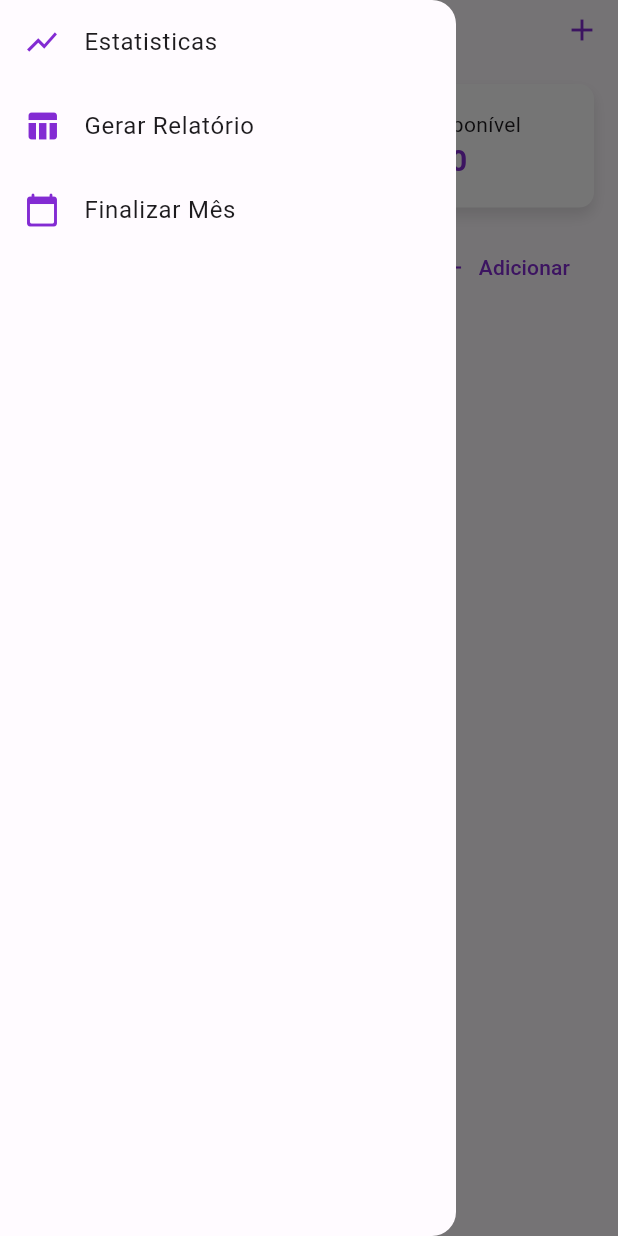
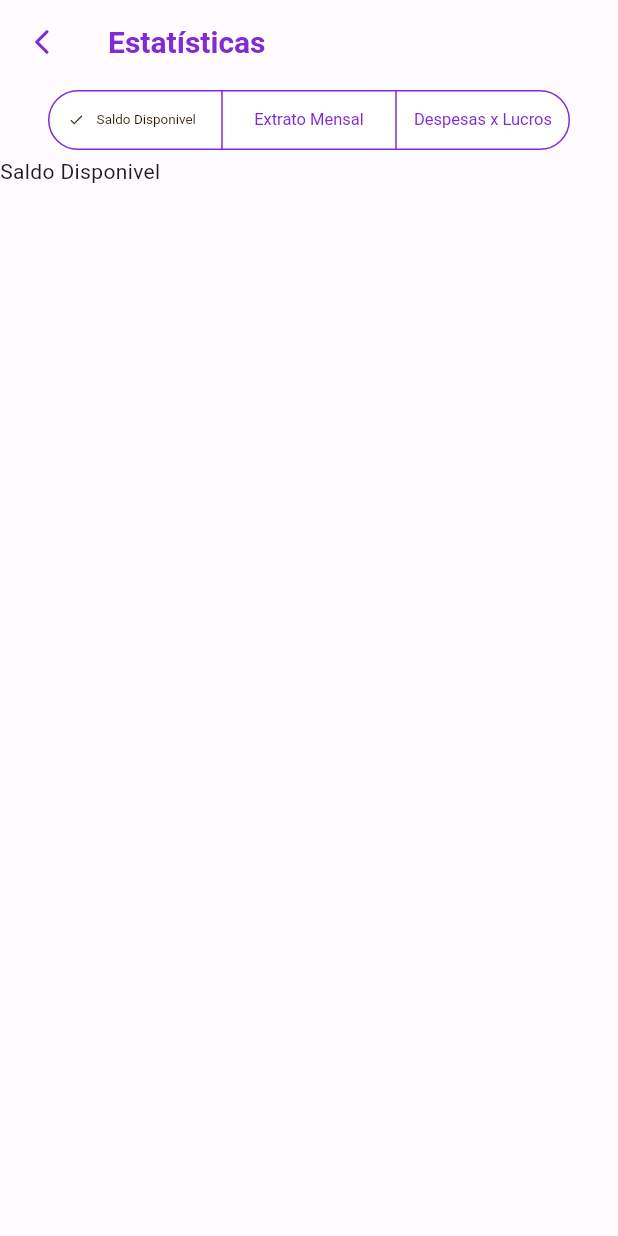
Before and after one commit to Lucas-Pavao/expenses_mobile_app, a Flutter app: the screen it shows after launch, in the side drawer, after a tap on "Estatisticas", on a phone screen of 412 x 824 dp. Run offline on Flutter 3.47's test engine with Material 3 defaults, Android fonts, the light colour scheme and no system bars; our stand-ins replace shared_preferences.

Commit message:
start estatiscas page

```diff
--- a/lib/src/pages/Estatisticas/estatisticas_page.dart
+++ b/lib/src/pages/Estatisticas/estatisticas_page.dart
@@ -1,3 +1,6 @@
+import 'package:expenses_mobile_app/src/pages/Estatisticas/despesas_x_lucro_chart_page.dart';
+import 'package:expenses_mobile_app/src/pages/Estatisticas/extrato_mensal_chart_page.dart';
+import 'package:expenses_mobile_app/src/pages/Estatisticas/saldo_disponivel_chart_page.dart';
 import 'package:flutter/material.dart';
 
 class Estatisticas extends StatefulWidget {
@@ -8,8 +11,53 @@
 }
 
 class _EstatisticasState extends State<Estatisticas> {
+  int buttonSelected = 0;
+  PageController pageController = PageController(initialPage: 0);
   @override
   Widget build(BuildContext context) {
-    return const Placeholder();
+    return Scaffold(
+        appBar: AppBar(
+            title: const Text('Estatísticas'),
+            leading: IconButton(
+              icon: const Icon(Icons.arrow_back_ios_new_rounded, size: 20),
+              onPressed: () {
+                Navigator.pushNamedAndRemoveUntil(
+                    context, '/home', (route) => false);
+              },
+            )),
+        body: Column(
+          children: [
+            Center(
+              child: SegmentedButton(
+                segments: const [
+                  ButtonSegment(value: 0, label: Text('Saldo Disponivel')),
+                  ButtonSegment(value: 1, label: Text('Extrato Mensal')),
+                  ButtonSegment(value: 2, label: Text('Despesas x Lucros')),
+                ],
+                selected: {buttonSelected},
+                onSelectionChanged: (value) {
+                  setState(() {
+                    buttonSelected = value.first;
+                  });
+                  pageController.animateToPage(
+                    value.first,
+                    duration: const Duration(milliseconds: 500),
+                    curve: Curves.ease,
+                  );
+                },
+              ),
+            ),
+            Expanded(
+              child: PageView(
+                controller: pageController,
+                children: const [
+                  SaldoDisponivelChart(),
+                  ExtratoMensalChart(),
+                  DespesaXLucroChart(),
+                ],
+              ),
+            )
+          ],
+        ));
   }
 }
--- /dev/null
+++ b/lib/src/pages/Estatisticas/saldo_disponivel_chart_page.dart
@@ -0,0 +1,17 @@
+import 'package:flutter/material.dart';
+
+class SaldoDisponivelChart extends StatefulWidget {
+  const SaldoDisponivelChart({super.key});
+
+  @override
+  State<SaldoDisponivelChart> createState() => _SaldoDisponivelChartState();
+}
+
+class _SaldoDisponivelChartState extends State<SaldoDisponivelChart> {
+  @override
+  Widget build(BuildContext context) {
+    return const Scaffold(
+      body: Text('Saldo Disponivel'),
+    );
+  }
+}
--- a/lib/src/pages/Home/home_page.dart
+++ b/lib/src/pages/Home/home_page.dart
@@ -130,7 +130,9 @@
                 Icons.show_chart,
                 color: Theme.of(context).colorScheme.primary,
               ),
-              onTap: () {},
+              onTap: () {
+                Navigator.pushNamed(context, '/estatisticas');
+              },
             ),
             ListTile(
               title: Text('Gerar Relatório',
```
Also changed, not shown: lib/src/pages/Estatisticas/despesas_x_lucro_chart_page.dart (added, +17 -0 lines), lib/src/pages/Estatisticas/extrato_mensal_chart_page.dart (added, +17 -0 lines).
